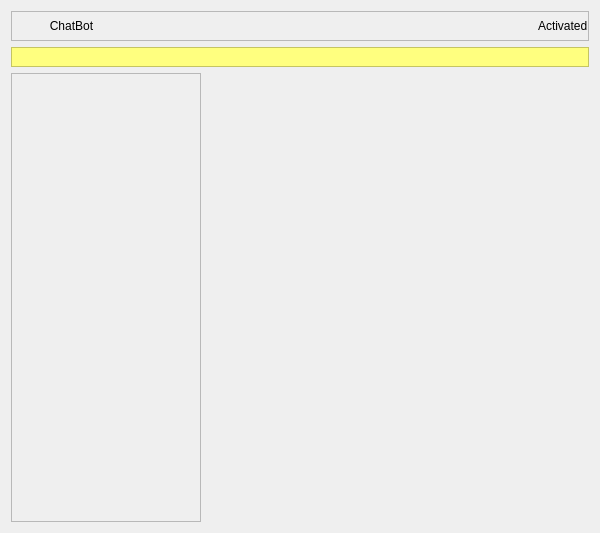
The window that widget/Setting/ChatBot/WChatBotMainUI.ui (yechaoGitHub/AI) describes before a commit, drawn with Qt 5.
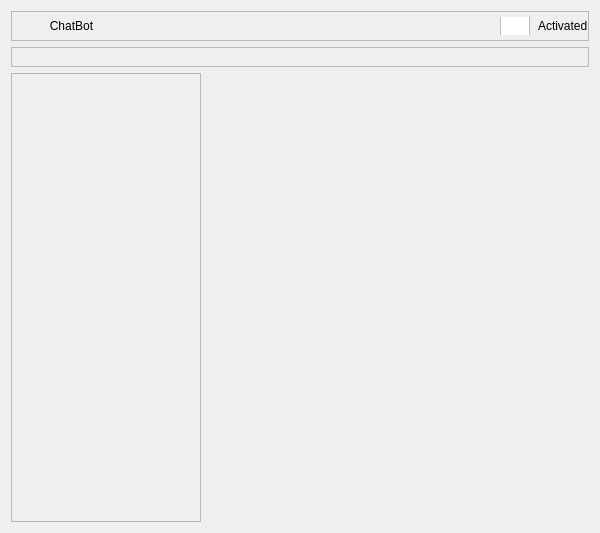
The same window after the commit. Icons and pictures are not drawn. Custom widgets are drawn as their Qt base class.

```diff
--- a/widget/Setting/ChatBot/WChatBotMainUI.ui
+++ b/widget/Setting/ChatBot/WChatBotMainUI.ui
@@ -130,7 +130,7 @@
        </spacer>
       </item>
       <item>
-       <widget class="QPushButton" name="pb_open">
+       <widget class="QCheckBox" name="pb_open">
         <property name="minimumSize">
          <size>
           <width>32</width>
@@ -143,6 +143,18 @@
           <height>18</height>
          </size>
         </property>
+        <property name="styleSheet">
+         <string notr="true">QCheckBox{
+	font: 20px &quot;微软雅黑&quot;;
+	color: rgb(255, 255, 255);
+}
+
+QCheckBox::indicator {width: 30px; height: 30px;}
+
+QCheckBox::indicator:unchecked {image: url(:/QtTest/icon/Setting/off.png);}
+
+QCheckBox::indicator:checked {image: url(:/QtTest/icon/Setting/open.png);}</string>
+        </property>
         <property name="text">
          <string/>
         </property>
@@ -173,7 +185,7 @@
       </size>
      </property>
      <property name="styleSheet">
-      <string notr="true">background-color: rgb(255, 255, 127);</string>
+      <string notr="true"/>
      </property>
      <property name="frameShape">
       <enum>QFrame::StyledPanel</enum>
@@ -181,7 +193,17 @@
      <property name="frameShadow">
       <enum>QFrame::Raised</enum>
      </property>
-     <layout class="QHBoxLayout" name="horizontalLayout_2"/>
+     <layout class="QHBoxLayout" name="horizontalLayout_2">
+      <property name="leftMargin">
+       <number>30</number>
+      </property>
+      <property name="topMargin">
+       <number>0</number>
+      </property>
+      <property name="bottomMargin">
+       <number>0</number>
+      </property>
+     </layout>
     </widget>
    </item>
    <item>
```
